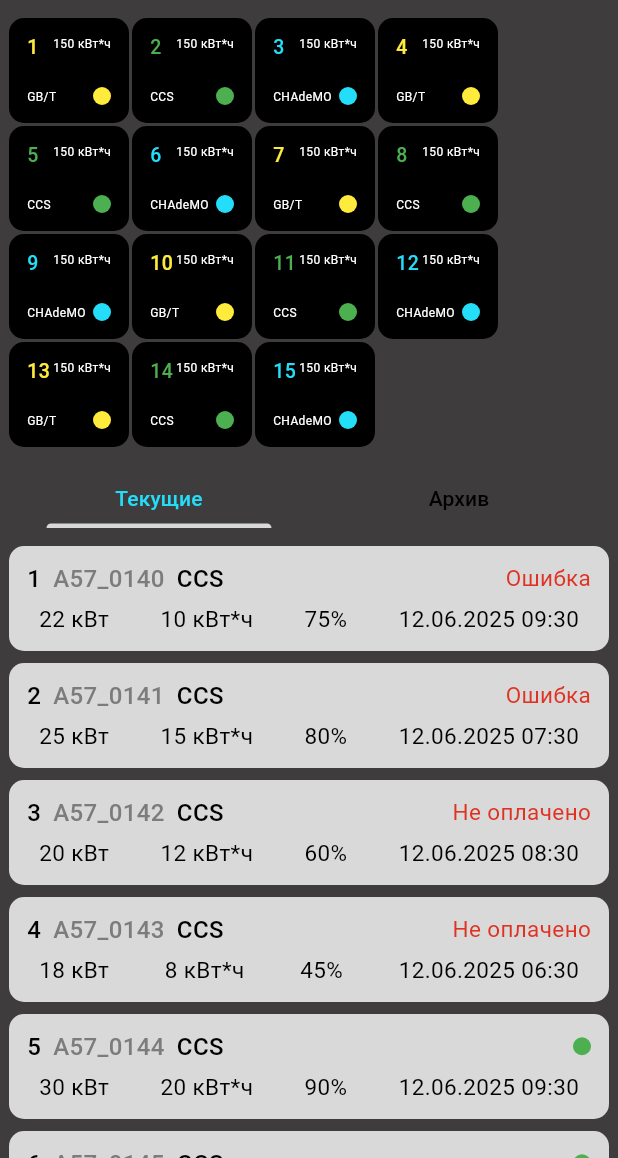
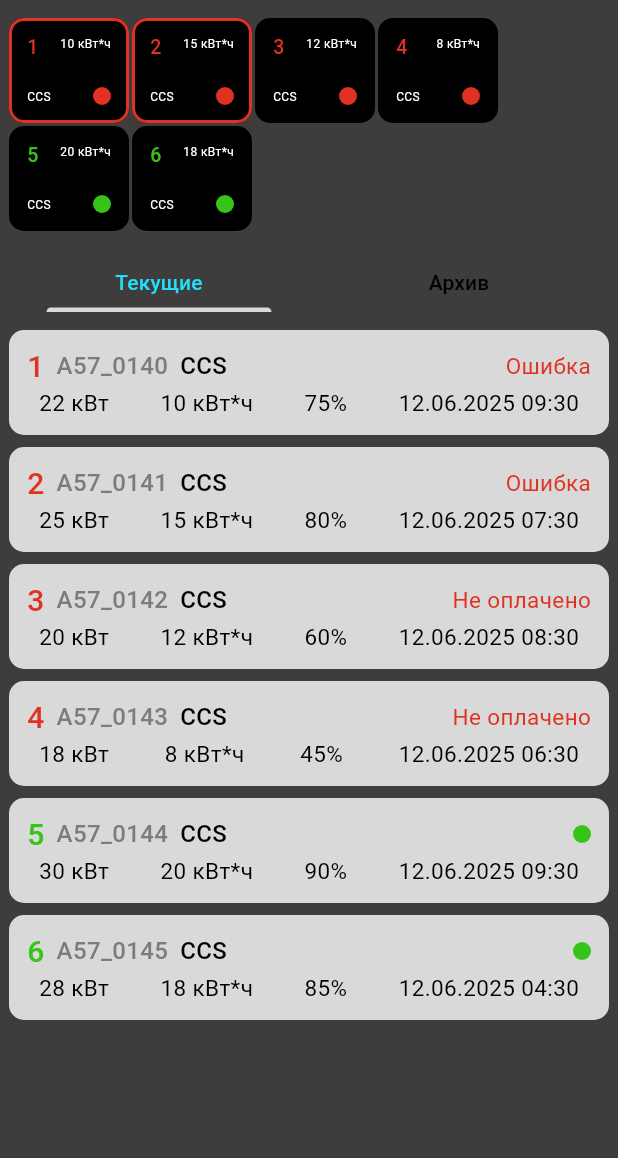
Before and after one commit to chudo1319/electricity, a Flutter app: the screen it shows after launch, on a phone screen of 412 x 824 dp, the part 78-1236 px from its top. Run offline on Flutter 3.47's test engine with Material 3 defaults, Android fonts, the phone set to English and light mode, and no system bars; our stand-ins replace auto_route, calendar_date_picker2, flutter_svg, gap, pinput, slide_to_act; missing offline and left inert: theme_tailor_annotation; Roboto replaces fonts that are missing (OpenSans).

Commit message:
[Feat] Add provaider and inite the info of connectors in the popups, grid and scroll

```diff
--- a/lib/main.dart
+++ b/lib/main.dart
@@ -1,26 +1,29 @@
 import 'package:flutter/material.dart';
 import 'package:intl/date_symbol_data_local.dart';
+import 'package:provider/provider.dart';
 
 import 'common/navigation/app_router.dart';
 import 'common/styles/themes/app_theme_data.dart';
+import 'providers/station_provider.dart';
 
 void main() async {
   WidgetsFlutterBinding.ensureInitialized();
   await initializeDateFormatting('ru_RU', null);
-  runApp(Electricity());
+  runApp(const Electricity());
 }
 
 class Electricity extends StatelessWidget {
-  Electricity({super.key});
-
-  final _appRouter = AppRouter();
+  const Electricity({super.key});
 
   @override
   Widget build(BuildContext context) {
-    return MaterialApp.router(
-      debugShowCheckedModeBanner: false,
-      routerConfig: _appRouter.config(),
-      theme: AppThemeData.darkTheme,
+    return ChangeNotifierProvider(
+      create: (_) => StationProvider(),
+      child: MaterialApp.router(
+        debugShowCheckedModeBanner: false,
+        routerConfig: AppRouter().config(),
+        theme: AppThemeData.darkTheme,
+      ),
     );
   }
 }
--- a/lib/mock/scroll_stations/mock_station_operations.dart
+++ b/lib/mock/scroll_stations/mock_station_operations.dart
@@ -38,7 +38,7 @@ class MockStationOperations {
         power: 20,
         energy: 12,
         percent: 60,
-        colorStatus: Colors.orange,
+        colorStatus: Colors.red,
         status: OperationStatus.unpaid,
         startDate: now.subtract(const Duration(hours: 3)),
         endDate: now.subtract(const Duration(hours: 2)),
@@ -50,7 +50,7 @@ class MockStationOperations {
         power: 18,
         energy: 8,
         percent: 45,
-        colorStatus: Colors.orange,
+        colorStatus: Colors.red,
         status: OperationStatus.unpaid,
         startDate: now.subtract(const Duration(hours: 5)),
         endDate: now.subtract(const Duration(hours: 4)),
--- a/lib/mock/scroll_stations/station_operation.dart
+++ b/lib/mock/scroll_stations/station_operation.dart
@@ -1,4 +1,5 @@
 import 'package:flutter/material.dart';
+import 'package:intl/intl.dart';
 
 enum OperationStatus { error, unpaid, inProgress, paid }
 
@@ -26,6 +27,10 @@ class StationOperation {
     required this.startDate,
     this.endDate,
   });
+
+  String get transactionDate => DateFormat('dd.MM.yyyy HH:mm').format(
+    status == OperationStatus.inProgress ? startDate : (endDate ?? startDate),
+  );
 
   static List<StationOperation> getArchiveOperations(
     List<StationOperation> operations,
--- /dev/null
+++ b/lib/providers/station_provider.dart
@@ -0,0 +1,79 @@
+import 'package:electricity/mock/scroll_stations/mock_station_operations.dart';
+import 'package:electricity/mock/scroll_stations/station_operation.dart';
+import 'package:flutter/material.dart';
+
+class StationProvider extends ChangeNotifier {
+  List<StationOperation> _operations = [];
+  List<StationOperation> _archiveOperations = [];
+
+  StationProvider() {
+    _loadOperations();
+  }
+
+  void _loadOperations() {
+    _operations = MockStationOperations.getMockOperations();
+    _archiveOperations = MockStationOperations.getArchiveOperations();
+    notifyListeners();
+  }
+
+  List<StationOperation> get activeOperations {
+    final activeOps =
+        _operations
+            .where(
+              (op) =>
+                  op.status == OperationStatus.error ||
+                  op.status == OperationStatus.unpaid ||
+                  op.status == OperationStatus.inProgress,
+            )
+            .toList();
+    return StationOperation.sortOperations(activeOps);
+  }
+
+  List<StationOperation> get archiveOperations {
+    final archiveOps =
+        _operations
+            .where((operation) => operation.status == OperationStatus.paid)
+            .toList()
+          ..sort((a, b) {
+            // Сортировка по дате завершения (от новых к старым)
+            final aDate = a.endDate ?? a.startDate;
+            final bDate = b.endDate ?? b.startDate;
+            return bDate.compareTo(aDate);
+          });
+    return archiveOps;
+  }
+
+  StationOperation? getStationByNumber(int number) {
+    try {
+      return _operations.firstWhere((op) => op.stationNumber == number);
+    } catch (e) {
+      return null;
+    }
+  }
+
+  void updateStationStatus(int stationNumber, OperationStatus newStatus) {
+    final index = _operations.indexWhere(
+      (op) => op.stationNumber == stationNumber,
+    );
+    if (index != -1) {
+      final operation = _operations[index];
+      _operations[index] = StationOperation(
+        stationNumber: operation.stationNumber,
+        stationName: operation.stationName,
+        stationType: operation.stationType,
+        power: operation.power,
+        energy: operation.energy,
+        percent: operation.percent,
+        colorStatus: operation.colorStatus,
+        status: newStatus,
+        startDate: operation.startDate,
+        endDate:
+            newStatus == OperationStatus.paid
+                ? DateTime.now()
+                : operation.endDate,
+      );
+      _loadOperations(); // Перезагружаем операции для обновления архивных
+      notifyListeners();
+    }
+  }
+}
--- a/lib/screens/main/widgets/charger_grid.dart
+++ b/lib/screens/main/widgets/charger_grid.dart
@@ -1,33 +1,62 @@
 import 'package:electricity/common/styles/app_sizes.dart';
 import 'package:electricity/common/utils/extensions/context_extensions.dart';
+import 'package:electricity/mock/scroll_stations/station_operation.dart';
+import 'package:electricity/providers/station_provider.dart';
 import 'package:electricity/screens/main/widgets/pop_up.dart';
 import 'package:flutter/material.dart';
+import 'package:provider/provider.dart';
 
 class ChargerGrid extends StatelessWidget {
   const ChargerGrid({super.key});
 
   @override
   Widget build(BuildContext context) {
-    final List<ChargerGridItem> chargers = List.generate(15, (index) {
-      final id = index + 1;
-      final types = ['GB/T', 'CCS', 'CHAdeMO'];
-      final typeIndex = index % 3;
-      final statusColors = [
-        Colors.yellow,
-        Colors.green,
-        context.color.positive,
-      ];
-      final color = statusColors[typeIndex];
+    return Consumer<StationProvider>(
+      builder: (context, provider, child) {
+        final operations = provider.activeOperations;
+        final chargers = List.generate(operations.length, (index) {
+          final operation = operations.firstWhere(
+            (op) => op.stationNumber == index + 1,
+            orElse:
+                () => StationOperation(
+                  stationNumber: index + 1,
+                  stationName:
+                      'A57_${(index + 140).toString().padLeft(4, '0')}',
+                  stationType: ['GB/T', 'CCS', 'CHAdeMO'][index % 3],
+                  power: 0,
+                  energy: 0,
+                  percent: 0,
+                  colorStatus: context.color.positive,
+                  status: OperationStatus.paid,
+                  startDate: DateTime.now(),
+                ),
+          );
+
+          // Определяем цвет статуса в зависимости от состояния
+          Color getStatusColor(StationOperation op) {
+            switch (op.status) {
+              case OperationStatus.error:
+              case OperationStatus.unpaid:
+                return context.color.danger;
+              case OperationStatus.inProgress:
+                return context.color.secondary;
+              case OperationStatus.paid:
+                return context.color.positive;
+            }
+          }
 
           return ChargerGridItem(
-        number: id,
-        type: types[typeIndex],
-        energy: 150,
-        status: color,
+            number: operation.stationNumber,
+            type: operation.stationType,
+            energy: operation.energy.toInt(),
+            status: getStatusColor(operation),
+            operation: operation,
           );
         });
 
         return Wrap(spacing: 2, runSpacing: 2, children: chargers);
+      },
+    );
   }
 }
 
@@ -38,31 +67,61 @@ class ChargerGridItem extends StatelessWidget {
     required this.energy,
     required this.type,
     required this.status,
+    required this.operation,
   });
 
   final int number;
   final int energy;
   final String type;
   final Color status;
+  final StationOperation operation;
 
   @override
   Widget build(BuildContext context) {
+    final isError = operation.status == OperationStatus.error;
+
     return GestureDetector(
-      onTap: () {
-        if (status == Colors.green || status == Colors.yellow) {
+      onTap:
+          isError
+              ? null // Отключаем onTap для статуса "Ошибка"
+              : () {
+                if (operation.status == OperationStatus.paid) {
                   showDialog(
                     context: context,
                     builder:
-                (context) => PopUpTextField(index: number - 1, status: status),
+                        (context) => PopUpTextField(
+                          index: number - 1,
+                          status: status,
+                          operation: operation,
+                        ),
+                  );
+                } else if (operation.status == OperationStatus.unpaid) {
+                  showDialog(
+                    context: context,
+                    builder:
+                        (context) => PopUpPay(
+                          index: number - 1,
+                          okText: 'Не оплачено',
+                          okButtonColor: context.color.danger,
+                          status: status,
+                          operation: operation,
+                        ),
                   );
                 } else {
                   showDialog(
                     context: context,
-            builder: (context) => PopUpClose(index: number - 1, status: status),
+                    builder:
+                        (context) => PopUpClose(
+                          index: number - 1,
+                          status: status,
+                          operation: operation,
+                        ),
                   );
                 }
               },
-      child: Container(
+      child: Stack(
+        children: [
+          Container(
             height: AppSizes.double70,
             width: AppSizes.double80,
             padding: const EdgeInsets.all(12),
@@ -79,12 +138,18 @@ class ChargerGridItem extends StatelessWidget {
                   children: [
                     Text(
                       number.toString(),
-                  style: context.text.medium13.copyWith(color: status),
+                      style: context.text.medium13.copyWith(
+                        color: status,
+                        decorationColor: status,
+                        decorationThickness: 2,
+                      ),
                     ),
                     Text(
                       '$energy кВт*ч',
                       style: context.text.regular8.copyWith(
                         color: context.color.onSecondary,
+                        decorationColor: context.color.onSecondary,
+                        decorationThickness: 1,
                       ),
                     ),
                   ],
@@ -96,6 +161,8 @@ class ChargerGridItem extends StatelessWidget {
                       type,
                       style: context.text.regular8.copyWith(
                         color: context.color.onSecondary,
+                        decorationColor: context.color.onSecondary,
+                        decorationThickness: 1,
                       ),
                     ),
                     Container(
@@ -111,6 +178,17 @@ class ChargerGridItem extends StatelessWidget {
               ],
             ),
           ),
+          if (isError)
+            Positioned.fill(
+              child: Container(
+                decoration: BoxDecoration(
+                  borderRadius: BorderRadius.circular(10),
+                  border: Border.all(color: status, width: 2),
+                ),
+              ),
+            ),
+        ],
+      ),
     );
   }
 }
--- a/lib/screens/main/widgets/scroll_stations.dart
+++ b/lib/screens/main/widgets/scroll_stations.dart
@@ -1,11 +1,11 @@
 import 'package:electricity/common/styles/app_sizes.dart';
 import 'package:electricity/common/utils/extensions/context_extensions.dart';
-import 'package:electricity/mock/scroll_stations/mock_station_operations.dart';
 import 'package:electricity/mock/scroll_stations/station_operation.dart';
+import 'package:electricity/providers/station_provider.dart';
 import 'package:electricity/screens/main/widgets/pop_up.dart';
 import 'package:flutter/material.dart';
 import 'package:gap/gap.dart';
-import 'package:intl/intl.dart';
+import 'package:provider/provider.dart';
 
 class CurrentStations extends StatelessWidget {
   const CurrentStations({super.key, this.isArchive = false});
@@ -14,50 +14,43 @@ class CurrentStations extends StatelessWidget {
 
   @override
   Widget build(BuildContext context) {
-    final allOperations = MockStationOperations.getMockOperations();
+    return Consumer<StationProvider>(
+      builder: (context, provider, child) {
         final operations =
-        isArchive
-            ? allOperations
-                .where((operation) => operation.status == OperationStatus.paid)
-                .toList()
-            : allOperations
-                .where(
-                  (operation) =>
-                      operation.status == OperationStatus.error ||
-                      operation.status == OperationStatus.unpaid ||
-                      operation.status == OperationStatus.inProgress,
-                )
-                .toList();
-
-    final sortedOperations =
-        isArchive
-            ? (operations..sort(
-              (a, b) => (b.endDate ?? b.startDate).compareTo(
-                a.endDate ?? a.startDate,
-              ),
-            ))
-            : StationOperation.sortOperations(operations);
+            isArchive ? provider.archiveOperations : provider.activeOperations;
 
         return ListView.builder(
           shrinkWrap: true,
           physics: const NeverScrollableScrollPhysics(),
-      itemCount: sortedOperations.length,
+          itemCount: operations.length,
           itemBuilder: (context, index) {
-        final operation = sortedOperations[index];
+            final operation = operations[index];
             final isErrorOrUnpaid =
                 operation.status == OperationStatus.error ||
                 operation.status == OperationStatus.unpaid;
 
             String? getStatusText(OperationStatus status) {
+              if (isArchive) return 'Оплачено';
               switch (status) {
                 case OperationStatus.error:
                   return 'Ошибка';
                 case OperationStatus.unpaid:
                   return 'Не оплачено';
                 case OperationStatus.paid:
-              return 'Оплачено';
                 case OperationStatus.inProgress:
                   return null;
+              }
+            }
+
+            Color getStatusColor(StationOperation op) {
+              switch (op.status) {
+                case OperationStatus.error:
+                case OperationStatus.unpaid:
+                  return context.color.danger;
+                case OperationStatus.inProgress:
+                  return context.color.secondary;
+                case OperationStatus.paid:
+                  return context.color.positive;
               }
             }
 
@@ -69,37 +62,27 @@ class CurrentStations extends StatelessWidget {
                         isArchive
                             ? PopUpClose(
                               index: index,
-                          status: context.color.positive,
+                              status: getStatusColor(operation),
+                              operation: operation,
                             )
                             : isErrorOrUnpaid
                             ? PopUpPay(
                               index: index,
                               okText: getStatusText(operation.status) ?? '',
-                          okButtonColor:
-                              operation.status == OperationStatus.error
-                                  ? context.color.danger
-                                  : context.color.secondary,
-                          status: context.color.positive,
+                              okButtonColor: context.color.danger,
+                              status: getStatusColor(operation),
+                              operation: operation,
                             )
                             : PopUpClose(
                               index: index,
-                          status: context.color.positive,
+                              status: getStatusColor(operation),
+                              operation: operation,
                             ),
-            stationNumber: operation.stationNumber,
-            stationName: operation.stationName,
-            stationType: operation.stationType,
-            transactionDate: DateFormat('dd.MM.yyyy HH:mm').format(
-              operation.status == OperationStatus.inProgress && !isArchive
-                  ? operation.startDate
-                  : (operation.endDate ?? operation.startDate),
+                operation: operation,
+                isArchive: isArchive,
               ),
-            power: operation.power,
-            energy: operation.energy,
-            percent: operation.percent,
-            colorStatus: operation.colorStatus,
-            isPaid: isArchive || operation.status != OperationStatus.inProgress,
-            textStatus: getStatusText(operation.status),
-          ),
+            );
+          },
         );
       },
     );
@@ -109,33 +92,45 @@ class CurrentStations extends StatelessWidget {
 class Station extends StatelessWidget {
   const Station({
     super.key,
-    required this.stationNumber,
-    required this.stationName,
-    required this.stationType,
-    required this.power,
-    required this.energy,
-    required this.percent,
-    required this.colorStatus,
-    required this.isPaid,
+    required this.operation,
     required this.buildContext,
-    required this.transactionDate,
-    this.textStatus,
+    required this.isArchive,
   });
 
-  final int stationNumber;
-  final String stationName;
-  final String stationType;
-  final num power;
-  final num energy;
-  final num percent;
-  final Color colorStatus;
-  final bool isPaid;
-  final String? textStatus;
+  final StationOperation operation;
   final Widget Function(BuildContext context)? buildContext;
-  final String transactionDate;
+  final bool isArchive;
 
   @override
   Widget build(BuildContext context) {
+    String? getStatusText(OperationStatus status) {
+      if (isArchive) return 'Оплачено';
+      switch (status) {
+        case OperationStatus.error:
+          return 'Ошибка';
+        case OperationStatus.unpaid:
+          return 'Не оплачено';
+        case OperationStatus.paid:
+        case OperationStatus.inProgress:
+          return null;
+      }
+    }
+
+    Color getStatusColor(StationOperation op) {
+      switch (op.status) {
+        case OperationStatus.error:
+        case OperationStatus.unpaid:
+          return context.color.danger;
+        case OperationStatus.inProgress:
+          return context.color.secondary;
+        case OperationStatus.paid:
+          return context.color.positive;
+      }
+    }
+
+    final statusColor = getStatusColor(operation);
+    final statusText = getStatusText(operation.status);
+
     return GestureDetector(
       onTap: () {
         if (buildContext != null) {
@@ -159,55 +154,40 @@ class Station extends StatelessWidget {
             Row(
               children: [
                 Text(
-                  stationNumber.toString(),
-                  style: context.text.medium16.copyWith(
-                    color: context.color.onPrimary,
+                  operation.stationNumber.toString(),
+                  style: context.text.medium20.copyWith(
+                    color: statusColor,
                   ),
                 ),
                 Gap(AppSizes.double8),
                 Text(
-                  stationName,
+                  operation.stationName,
                   style: context.text.medium16.copyWith(
                     color: context.color.textFieldHelper,
                   ),
                 ),
                 Gap(AppSizes.double8),
                 Text(
-                  stationType,
+                  operation.stationType,
                   style: context.text.medium16.copyWith(
                     color: context.color.onPrimary,
                   ),
                 ),
                 Gap(AppSizes.double8),
-                // Text(
-                //   transactionDate,
-                //   textAlign: TextAlign.end,
-                //   style: context.text.regular15.copyWith(
-                //     color: context.color.inactive,
-                //   ),
-                // ),
                 Spacer(),
-                isPaid
-                    ? textStatus != null
-                        ? Text(
-                          textStatus!,
+                if (statusText != null)
+                  Text(
+                    statusText,
                     style: context.text.regular15.copyWith(
                       color: context.color.danger,
                     ),
                   )
-                        : Container(
+                else
+                  Container(
                     width: AppSizes.double12,
                     height: AppSizes.double12,
                     decoration: BoxDecoration(
-                            color: colorStatus,
-                            shape: BoxShape.circle,
-                          ),
-                        )
-                    : Container(
-                      width: AppSizes.double12,
-                      height: AppSizes.double12,
-                      decoration: BoxDecoration(
-                        color: colorStatus,
+                      color: statusColor,
                       shape: BoxShape.circle,
                     ),
                   ),
@@ -219,25 +199,25 @@ class Station extends StatelessWidget {
                 mainAxisAlignment: MainAxisAlignment.spaceBetween,
                 children: [
                   Text(
-                    '$power кВт',
+                    '${operation.power} кВт',
                     style: context.text.regular15.copyWith(
                       color: context.color.onPrimary,
                     ),
                   ),
                   Text(
-                    '$energy кВт*ч',
+                    '${operation.energy} кВт*ч',
                     style: context.text.regular15.copyWith(
                       color: context.color.onPrimary,
                     ),
                   ),
                   Text(
-                    '$percent%',
+                    '${operation.percent}%',
                     style: context.text.regular15.copyWith(
                       color: context.color.onPrimary,
                     ),
                   ),
                   Text(
-                    transactionDate,
+                    operation.transactionDate,
                     textAlign: TextAlign.end,
                     style: context.text.regular15.copyWith(
                       color: context.color.onPrimary,
--- a/pubspec.yaml
+++ b/pubspec.yaml
@@ -19,6 +19,7 @@ dependencies:
   date_format: ^2.0.9
   intl: ^0.18.0
   slide_to_act: ^2.0.2
+  provider: ^6.1.1
 
 dev_dependencies:
   flutter_test:
```
Also changed, not shown: lib/screens/main/widgets/pop_up.dart (+70 -44 lines), pubspec.lock. Lines whose indentation alone changed are shown as unchanged.
